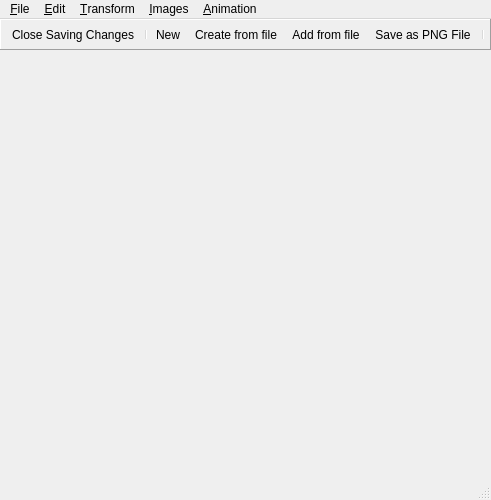
Above: dialogs/editspritedialog.ui from 0xFEEDC0DE64/QtGameMaker before the change. Below: the same form after it.
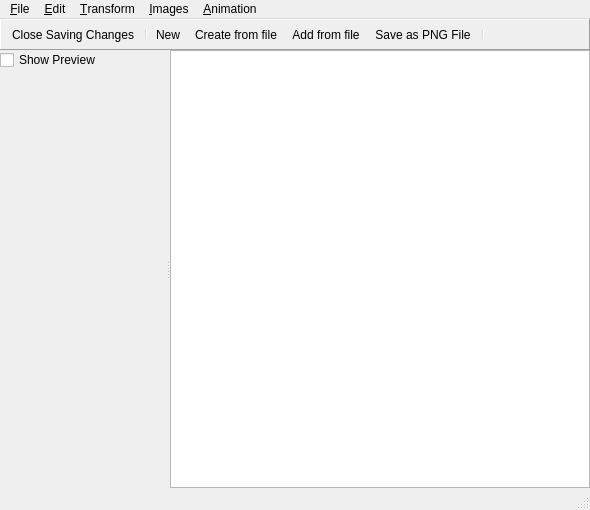
That is the form after the change. Icons and pictures are not drawn.

```diff
--- a/dialogs/editspritedialog.ui
+++ b/dialogs/editspritedialog.ui
@@ -6,8 +6,8 @@
    <rect>
     <x>0</x>
     <y>0</y>
-    <width>491</width>
-    <height>500</height>
+    <width>590</width>
+    <height>510</height>
    </rect>
   </property>
   <property name="windowTitle">
@@ -124,7 +124,43 @@
     </widget>
    </item>
    <item>
-    <widget class="QWidget" name="widget" native="true"/>
+    <widget class="QSplitter" name="splitter">
+     <property name="orientation">
+      <enum>Qt::Horizontal</enum>
+     </property>
+     <widget class="QWidget" name="verticalLayoutWidget">
+      <layout class="QVBoxLayout" name="verticalLayout_2">
+       <item>
+        <widget class="QCheckBox" name="checkBoxShowPreview">
+         <property name="text">
+          <string>Show Preview</string>
+         </property>
+        </widget>
+       </item>
+       <item>
+        <spacer name="verticalSpacer">
+         <property name="orientation">
+          <enum>Qt::Vertical</enum>
+         </property>
+         <property name="sizeHint" stdset="0">
+          <size>
+           <width>20</width>
+           <height>40</height>
+          </size>
+         </property>
+        </spacer>
+       </item>
+      </layout>
+     </widget>
+     <widget class="QListView" name="listView">
+      <property name="spacing">
+       <number>16</number>
+      </property>
+      <property name="viewMode">
+       <enum>QListView::IconMode</enum>
+      </property>
+     </widget>
+    </widget>
    </item>
    <item>
     <widget class="QStatusBar" name="statusBar"/>
```
Left out of the diff: 21 changed lines with no effect on the pictures.
